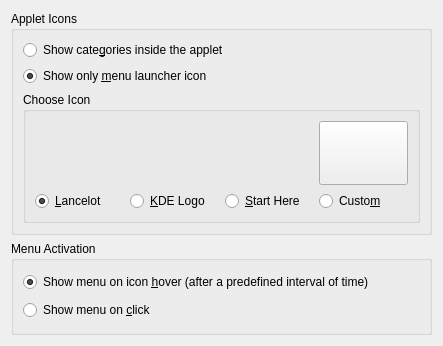
KDE/kdeplasma-addons, file applets/lancelot/app/src/launcher/LancelotAppletConfigBase.ui: the form before one commit.
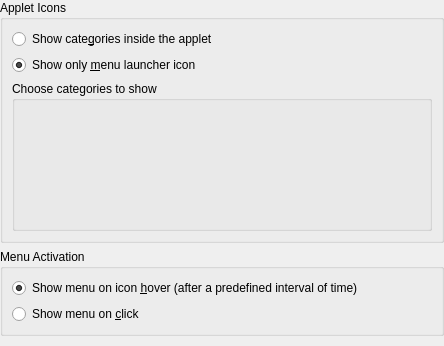
The form after the commit. Custom widgets are drawn as their Qt base class.

Commit message: Categories in applet are choosable

```diff
--- a/applets/lancelot/app/src/launcher/LancelotAppletConfigBase.ui
+++ b/applets/lancelot/app/src/launcher/LancelotAppletConfigBase.ui
@@ -1,15 +1,18 @@
 <ui version="4.0" >
  <class>LancelotAppletConfigBase</class>
- <widget class="QWidget" name="LancelotAppletConfigBase" >
-  <property name="geometry" >
+ <widget class="QWidget" name="LancelotAppletConfigBase">
+  <property name="geometry">
    <rect>
     <x>0</x>
     <y>0</y>
-    <width>443</width>
+    <width>444</width>
     <height>346</height>
    </rect>
   </property>
-  <layout class="QVBoxLayout" >
+  <layout class="QVBoxLayout">
+   <property name="margin">
+    <number>0</number>
+   </property>
    <item>
     <widget class="QGroupBox" name="groupAppletIcons" >
      <property name="title" >
@@ -34,8 +37,30 @@
        </widget>
       </item>
       <item>
-       <widget class="QGroupBox" name="groupAppletIconsChoose" >
-        <property name="title" >
+       <widget class="QStackedWidget" name="stackedAppletButtons">
+        <property name="minimumSize">
+         <size>
+          <width>0</width>
+          <height>150</height>
+         </size>
+        </property>
+        <property name="maximumSize">
+         <size>
+          <width>16777215</width>
+          <height>150</height>
+         </size>
+        </property>
+        <property name="currentIndex">
+         <number>1</number>
+        </property>
+        <widget class="QWidget" name="pageAppletIconsChoose">
+         <layout class="QVBoxLayout" name="verticalLayout">
+          <property name="margin">
+           <number>0</number>
+          </property>
+          <item>
+           <widget class="QGroupBox" name="groupAppletIconsChoose">
+            <property name="title">
          <string>Choose Icon</string>
         </property>
         <layout class="QGridLayout" >
@@ -187,7 +212,60 @@
       </item>
      </layout>
     </widget>
-   </item>
+        <widget class="QWidget" name="pageCategoriesChoose">
+         <layout class="QVBoxLayout" name="verticalLayout_2">
+          <property name="margin">
+           <number>0</number>
+          </property>
+          <item>
+           <widget class="QGroupBox" name="groupCategoriesChoose">
+            <property name="title">
+             <string>Choose categories to show</string>
+            </property>
+            <layout class="QHBoxLayout" name="horizontalLayout">
+             <item>
+              <widget class="QListWidget" name="listSections">
+               <property name="styleSheet">
+                <string>.QListWidget {
+    background: rgba(0,0,0,0)
+}</string>
+               </property>
+               <property name="frameShape">
+                <enum>QFrame::NoFrame</enum>
+               </property>
+               <property name="frameShadow">
+                <enum>QFrame::Plain</enum>
+               </property>
+               <property name="selectionMode">
+                <enum>QAbstractItemView::MultiSelection</enum>
+               </property>
+               <property name="iconSize">
+                <size>
+                 <width>64</width>
+                 <height>64</height>
+                </size>
+               </property>
+               <property name="spacing">
+                <number>8</number>
+               </property>
+               <property name="viewMode">
+                <enum>QListView::IconMode</enum>
+               </property>
+               <property name="uniformItemSizes">
+                <bool>true</bool>
+               </property>
+              </widget>
+             </item>
+            </layout>
+           </widget>
+          </item>
+         </layout>
+        </widget>
+       </widget>
+      </item>
+     </layout>
+    </widget>
+   </item>
    <item>
     <widget class="QGroupBox" name="groupActivation" >
      <property name="title" >
@@ -214,6 +292,19 @@
      </layout>
     </widget>
    </item>
+   <item>
+    <spacer name="verticalSpacer">
+     <property name="orientation">
+      <enum>Qt::Vertical</enum>
+     </property>
+     <property name="sizeHint" stdset="0">
+      <size>
+       <width>20</width>
+       <height>40</height>
+      </size>
+     </property>
+    </spacer>
+   </item>
   </layout>
  </widget>
  <customwidgets>
```
Left out of the diff: 142 changed lines with no effect on the pictures. Lines whose indentation alone changed are shown as unchanged. The commit also changes 3 other files.
